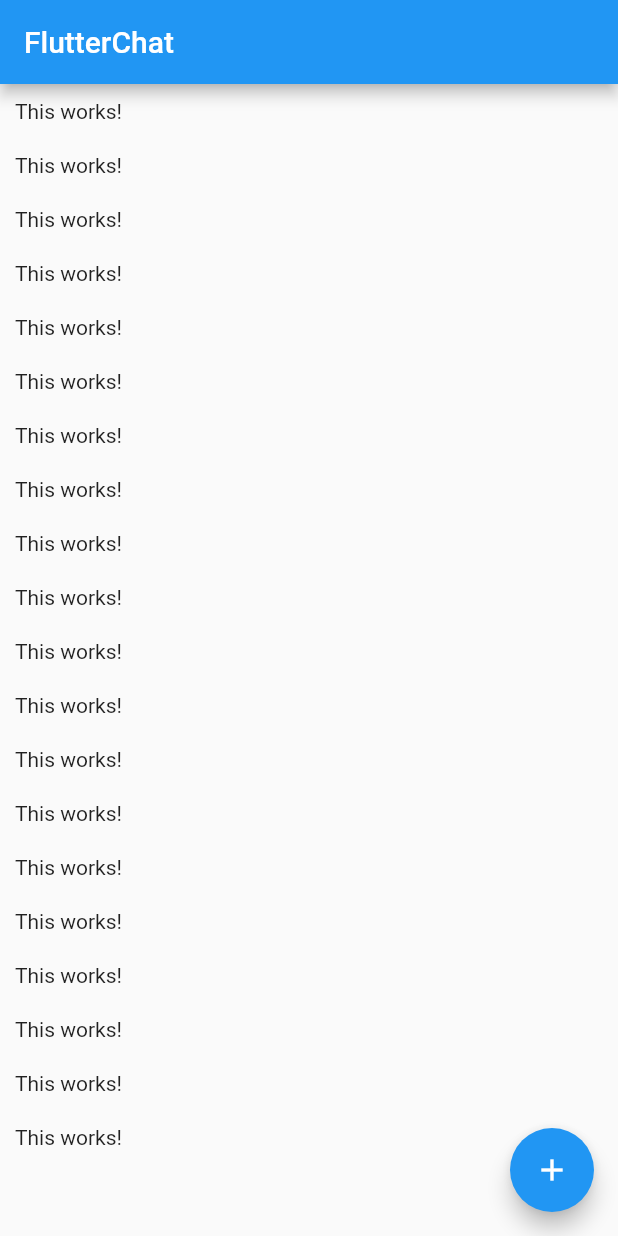
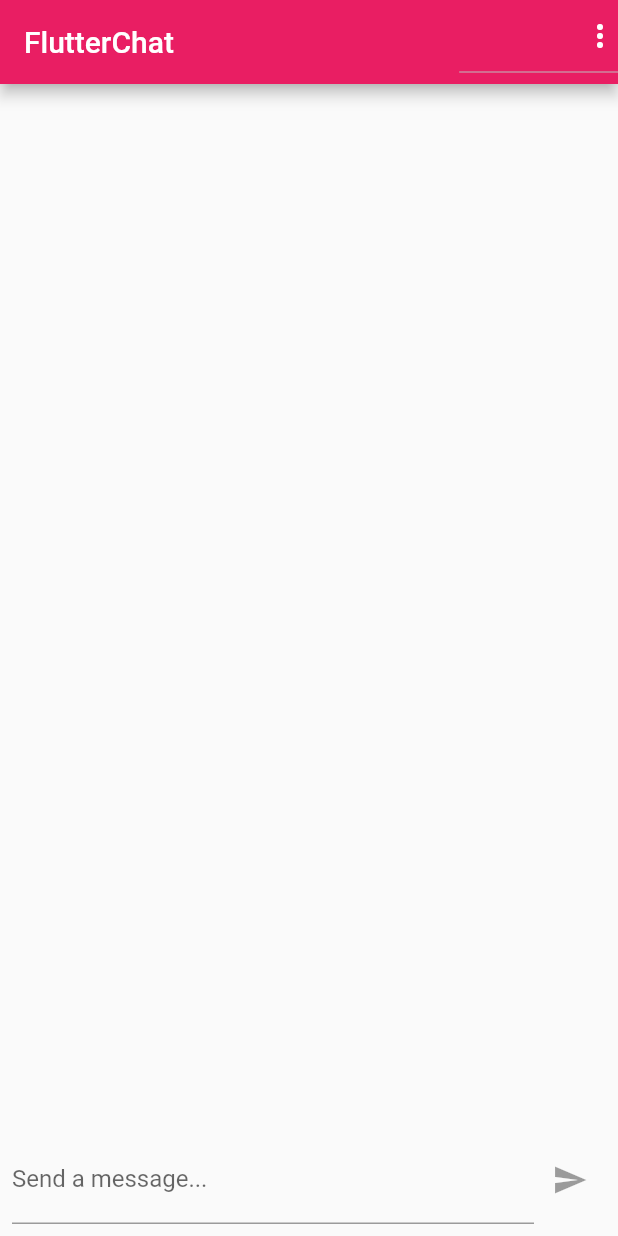
Before and after one commit to Badrrahmaouy/chat_app, a Flutter app: the ChatScreen screen opened directly, on a phone screen of 412 x 824 dp. Run offline on Flutter 3.47's test engine with Material 2 defaults, Android fonts, the phone set to English and light mode, and no system bars; our stand-ins replace cloud_firestore, firebase_auth; accounts and stored records are empty.

Commit message:
FEAT: user authentication + send and receive messages from Firestore database

```diff
--- a/lib/screens/chat_screen.dart
+++ b/lib/screens/chat_screen.dart
@@ -1,5 +1,9 @@
 import 'package:cloud_firestore/cloud_firestore.dart';
+import 'package:firebase_auth/firebase_auth.dart';
 import 'package:flutter/material.dart';
+
+import '../widgets/chat/messages.dart';
+import '../widgets/chat/new_message.dart';
 
 class ChatScreen extends StatelessWidget {
   @override
@@ -7,28 +11,43 @@ class ChatScreen extends StatelessWidget {
     return Scaffold(
       appBar: AppBar(
         title: Text('FlutterChat'),
+        actions: [
+          DropdownButton(
+            icon: Icon(
+              Icons.more_vert,
+              color: Theme.of(context).primaryIconTheme.color,
+            ),
+            items: [
+              DropdownMenuItem(
+                child: Container(
+                  child: Row(
+                    children: [
+                      Icon(Icons.exit_to_app),
+                      SizedBox(width: 8),
+                      Text('Logout'),
+                    ],
+                  ),
+                ),
+                value: 'logout',
+              ),
+            ],
+            onChanged: (itemIdentifier) {
+              if (itemIdentifier == 'logout') {
+                FirebaseAuth.instance.signOut();
+              }
+            },
+          )
+        ],
       ),
-      body: ListView.builder(
-        itemCount: 20,
-        itemBuilder: (ctx, index) => Container(
-          padding: EdgeInsets.all(10),
-          child: Text('This works!'),
+      body: Container(
+        child: Column(
+          children: [
+            Expanded(
+              child: Messages(),
+            ),
+            NewMessage(),
+          ],
         ),
-      ),
-      floatingActionButton: FloatingActionButton(
-        child: Icon(Icons.add),
-        onPressed: () {
-          Firestore.instance
-              .collection('chats/4vK6dFptuC6mG4S1zcGe/messages')
-              .snapshots()
-              .listen(
-            (data) {
-              data.documents.forEach((document) {
-                print(document['text']);
-              });
-            },
-          );
-        },
       ),
     );
   }
--- /dev/null
+++ b/lib/widgets/chat/messages.dart
@@ -0,0 +1,45 @@
+import 'package:cloud_firestore/cloud_firestore.dart';
+import 'package:firebase_auth/firebase_auth.dart';
+import 'package:flutter/material.dart';
+
+import '../../widgets/chat/message_bubble.dart';
+
+class Messages extends StatelessWidget {
+  @override
+  Widget build(BuildContext context) {
+    return FutureBuilder(
+      future: FirebaseAuth.instance.currentUser(),
+      builder: (ctx, futureSnapshot) {
+        if (futureSnapshot.connectionState == ConnectionState.waiting) {
+          return Center(
+            child: CircularProgressIndicator(),
+          );
+        }
+        return StreamBuilder(
+            stream: Firestore.instance
+                .collection('chat')
+                .orderBy('createdAt', descending: true)
+                .snapshots(),
+            builder: (ctx, chatSnapshot) {
+              if (chatSnapshot.connectionState == ConnectionState.waiting) {
+                return Center(
+                  child: CircularProgressIndicator(),
+                );
+              }
+              final chatDocs = chatSnapshot.data.documents;
+              return ListView.builder(
+                reverse: true,
+                itemCount: chatDocs.length,
+                itemBuilder: (ctx, index) => MessageBubble(
+                  chatDocs[index]['text'],
+                  chatDocs[index]['userId'] == futureSnapshot.data.uid,
+                  key: ValueKey(
+                    chatDocs[index].documentID,
+                  ),
+                ),
+              );
+            });
+      },
+    );
+  }
+}
--- /dev/null
+++ b/lib/widgets/chat/new_message.dart
@@ -0,0 +1,52 @@
+import 'package:cloud_firestore/cloud_firestore.dart';
+import 'package:firebase_auth/firebase_auth.dart';
+import 'package:flutter/material.dart';
+
+class NewMessage extends StatefulWidget {
+  @override
+  _NewMessageState createState() => _NewMessageState();
+}
+
+class _NewMessageState extends State<NewMessage> {
+  final _controller = new TextEditingController();
+  var _enteredMessage = '';
+
+  void _sendMessage() async {
+    FocusScope.of(context).unfocus();
+    final user = await FirebaseAuth.instance.currentUser();
+    Firestore.instance.collection('chat').add({
+      'text': _enteredMessage,
+      'createdAt': Timestamp.now(),
+      'userId': user.uid,
+    });
+    _controller.clear();
+  }
+
+  @override
+  Widget build(BuildContext context) {
+    return Container(
+      margin: EdgeInsets.only(top: 8),
+      padding: EdgeInsets.all(8),
+      child: Row(
+        children: [
+          Expanded(
+            child: TextField(
+              controller: _controller,
+              decoration: InputDecoration(labelText: 'Send a message...'),
+              onChanged: (value) {
+                setState(() {
+                  _enteredMessage = value;
+                });
+              },
+            ),
+          ),
+          IconButton(
+            icon: Icon(Icons.send),
+            color: Theme.of(context).primaryColor,
+            onPressed: _enteredMessage.trim().isEmpty ? null : _sendMessage,
+          )
+        ],
+      ),
+    );
+  }
+}
--- a/pubspec.yaml
+++ b/pubspec.yaml
@@ -14,7 +14,7 @@ description: A new Flutter project.
 version: 1.0.0+1
 
 environment:
-  sdk: ">=2.1.0 <3.0.0"
+  sdk: ">=2.3.0 <3.0.0"
 
 dependencies:
   flutter:
@@ -24,6 +24,7 @@ dependencies:
   # Use with the CupertinoIcons class for iOS style icons.
   cupertino_icons: ^0.1.2
   cloud_firestore: ^0.13.5
+  firebase_auth: 0.16.1
 
 dev_dependencies:
   flutter_test:
```
Also changed, not shown: lib/main.dart (+23 -2 lines), lib/screens/auth_screen.dart (+79 -0 lines), lib/widgets/auth/auth_form.dart (added, +133 -0 lines), lib/widgets/chat/message_bubble.dart (added, +50 -0 lines), pubspec.lock, 2 other files.
